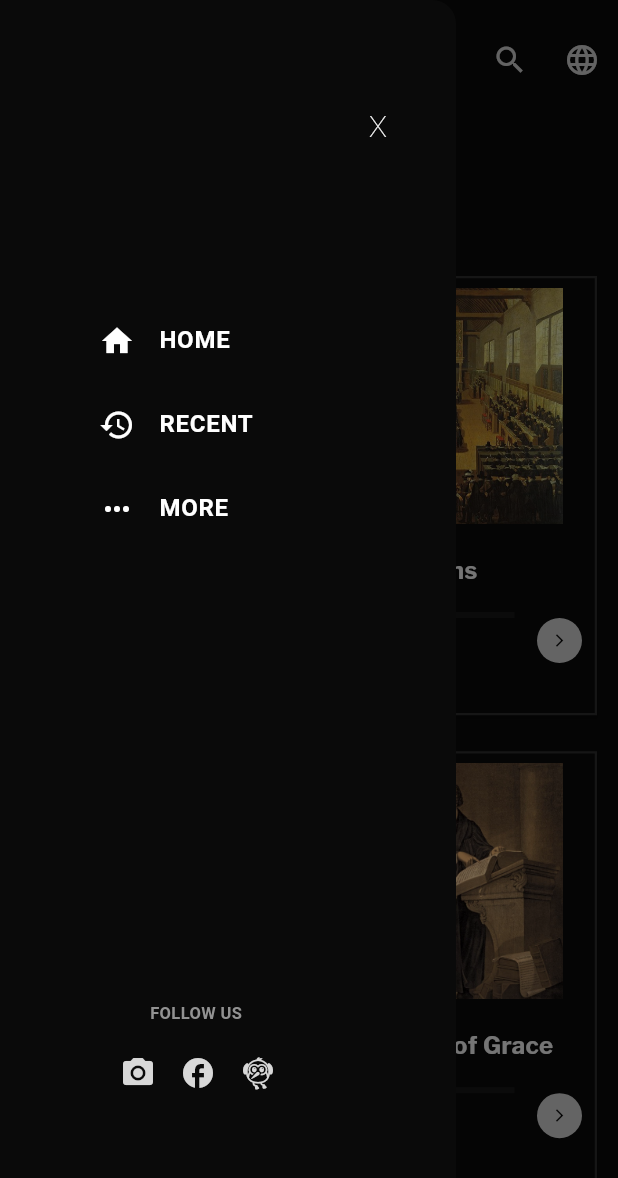
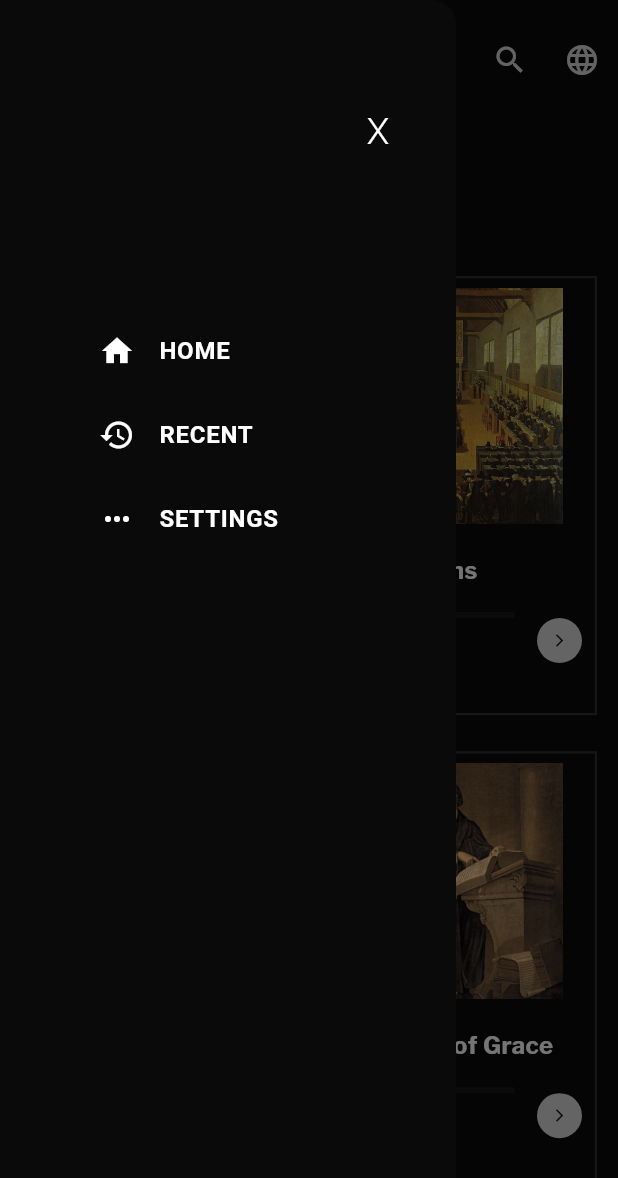
Before and after one commit to iamclintgeorge/SolasApp, a Flutter app: the screen it shows after launch, with the side drawer open, on a phone screen of 412 x 824 dp. Shown: the top 1178 px of the screen. Run offline on Flutter 3.47's test engine with Material 3 defaults, Android fonts, the light colour scheme and no system bars.

Commit message:
Made the drawer functional
Signed-off-by: Clint George <clintbgeorge@gmail.com>

```diff
--- a/lib/screens/drawer_page.dart
+++ b/lib/screens/drawer_page.dart
@@ -12,15 +12,18 @@ class DrawerPage extends StatelessWidget {
         child: Column(
           children: [
             Padding(
-              padding: const EdgeInsets.only(
-                left: 200.0,
-              ), // Add padding as needed
-              child: const Text(
-                'X',
-                style: TextStyle(
-                  color: Colors.white, // Text color
-                  fontSize: 20, // Font size
-                  fontWeight: FontWeight.w200, // Font weight
+              padding: const EdgeInsets.only(left: 200.0),
+              child: GestureDetector(
+                onTap: () {
+                  Navigator.pop(context);
+                },
+                child: const Text(
+                  'X',
+                  style: TextStyle(
+                    color: Colors.white,
+                    fontSize: 25,
+                    fontWeight: FontWeight.w300,
+                  ),
                 ),
               ),
             ),
@@ -60,7 +63,7 @@ class DrawerPage extends StatelessWidget {
                   ListTile(
                     leading: const Icon(Icons.more_horiz),
                     title: const Text(
-                      'MORE',
+                      'SETTINGS',
                       style: TextStyle(fontWeight: FontWeight.bold),
                     ),
                     textColor: Colors.white,
@@ -68,29 +71,6 @@ class DrawerPage extends StatelessWidget {
                     onTap: () {
                       Navigator.pop(context);
                     },
-                  ),
-                  const Padding(
-                    padding: EdgeInsets.only(left: 50, top: 300.0),
-                    child: Text(
-                      'FOLLOW US',
-                      style: TextStyle(
-                        fontSize: 11,
-                        fontWeight: FontWeight.bold,
-                        color: Color(0xFF929292),
-                      ),
-                    ),
-                  ),
-                  Padding(
-                    padding: const EdgeInsets.only(left: 30, top: 20),
-                    child: Row(
-                      children: const [
-                        Icon(Icons.camera_alt, color: Color(0xFFD8D8D8)),
-                        SizedBox(width: 16.0),
-                        Icon(Icons.facebook, color: Color(0xFFD8D8D8)),
-                        SizedBox(width: 16.0),
-                        Icon(Icons.flutter_dash, color: Color(0xFFD8D8D8)),
-                      ],
-                    ),
                   ),
                 ],
               ),
```
